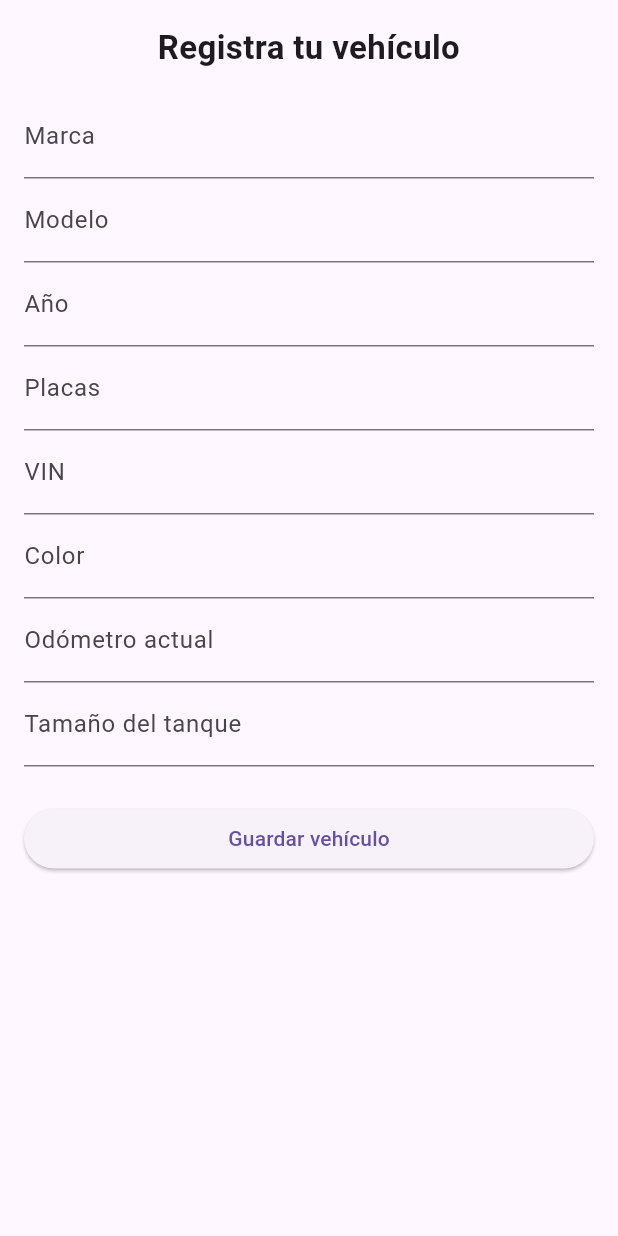
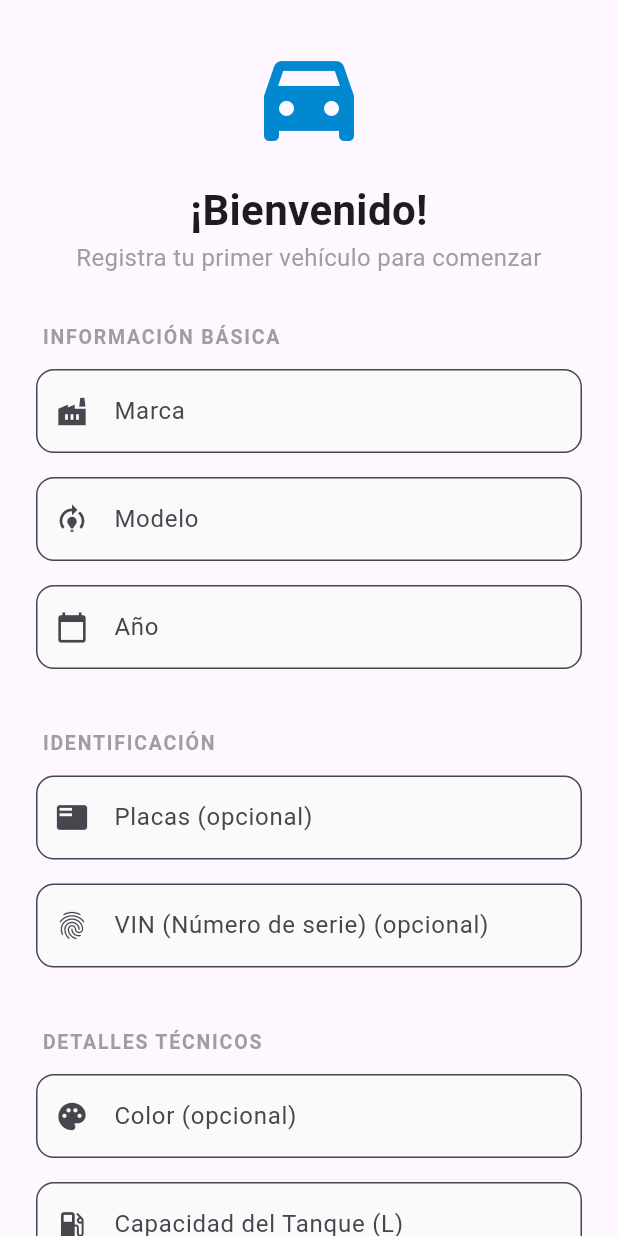
Before and after one commit to JosueEb/app_gestion_vehicular, a Flutter app: the screen it shows after launch, on a phone screen of 412 x 824 dp. Run offline on Flutter 3.47's test engine with Material 3 defaults, Android fonts, the phone set to English and light mode, and no system bars; our stand-ins replace shared_preferences, sqflite; accounts and stored records are empty.

Commit message:
nueva ui para registrar vehiculo y validación de kilometraje por fechas

```diff
--- a/lib/repositories/recarga_repository.dart
+++ b/lib/repositories/recarga_repository.dart
@@ -17,4 +17,9 @@ abstract class RecargaRepository {
   Future<void> eliminarRecarga(int idMovimiento);
 
   Future<Map<String, dynamic>?> obtenerRecargaPorId(int idMovimiento);
+
+  Future<Map<String, double?>> obtenerRangoOdometroPorFecha({
+    required int vehiculoId,
+    required DateTime fecha,
+  });
 }
--- a/lib/ui/vehiculos/add_vehiculo_page.dart
+++ b/lib/ui/vehiculos/add_vehiculo_page.dart
@@ -1,4 +1,5 @@
 import 'package:flutter/material.dart';
+import 'package:flutter/services.dart';
 import 'package:provider/provider.dart';
 
 import '../../models/vehiculo.dart';
@@ -17,15 +18,14 @@ class AddVehiculoPage extends StatefulWidget {
 class _AddVehiculoPageState extends State<AddVehiculoPage> {
   final _formKey = GlobalKey<FormState>();
 
+  // Controladores
   final _marca = TextEditingController();
   final _modelo = TextEditingController();
   final _anio = TextEditingController();
   final _placas = TextEditingController();
   final _vin = TextEditingController();
   final _color = TextEditingController();
-  final _odometroInicial = TextEditingController();
   final _tamanioTanque = TextEditingController();
-
 
   Future<void> _guardar() async {
     if (!_formKey.currentState!.validate()) return;
@@ -40,7 +40,7 @@ class _AddVehiculoPageState extends State<AddVehiculoPage> {
         placas: _placas.text,
         vin: _vin.text,
         color: _color.text,
-        odometroInicial: double.parse(_odometroInicial.text),
+        odometroInicial: 0.0, // 👈 Insertado en cero automáticamente
         tamanioTanque: int.parse(_tamanioTanque.text),
       ),
     );
@@ -65,91 +65,120 @@ class _AddVehiculoPageState extends State<AddVehiculoPage> {
     _placas.dispose();
     _vin.dispose();
     _color.dispose();
-    _odometroInicial.dispose();
     _tamanioTanque.dispose();
     super.dispose();
   }
 
   @override
   Widget build(BuildContext context) {
+    // Colores consistentes con tu app
+    const primaryColor = Color(0xFF0288D1);
+
     return Scaffold(
       appBar: widget.isFirst
           ? null
           : AppBar(
-              title: const Text('Agregar vehículo'),
-              backgroundColor: const Color.fromARGB(255, 196, 236, 255),
-              surfaceTintColor: Colors.transparent,
+              title: const Text('Nuevo Vehículo'),
+              centerTitle: true,
             ),
-
-      body: Padding(
-        padding: const EdgeInsets.all(16),
+      body: SafeArea(
         child: SingleChildScrollView(
+          padding: const EdgeInsets.all(24),
           child: Form(
             key: _formKey,
             child: Column(
               crossAxisAlignment: CrossAxisAlignment.stretch,
               children: [
+                if (widget.isFirst) ...[
+                  const Icon(Icons.directions_car_filled, size: 80, color: primaryColor),
+                  const SizedBox(height: 16),
                   const Text(
-                  'Registra tu vehículo',
-                  style: TextStyle(fontSize: 22, fontWeight: FontWeight.bold),
+                    '¡Bienvenido!',
+                    style: TextStyle(fontSize: 28, fontWeight: FontWeight.bold),
                     textAlign: TextAlign.center,
                   ),
-                const SizedBox(height: 16),
+                  const Text(
+                    'Registra tu primer vehículo para comenzar',
+                    style: TextStyle(fontSize: 16, color: Colors.grey),
+                    textAlign: TextAlign.center,
+                  ),
+                ],
+                const SizedBox(height: 32),
 
-                TextFormField(
+                // Sección: Información Básica
+                _buildSectionTitle('Información Básica'),
+                _buildField(
                   controller: _marca,
-                  decoration: const InputDecoration(labelText: 'Marca'),
-                  validator: (v) => v!.isEmpty ? 'Campo requerido' : null,
+                  label: 'Marca',
+                  icon: Icons.factory,
+                  hint: 'Ej: Toyota',
                 ),
-                TextFormField(
+                _buildField(
                   controller: _modelo,
-                  decoration: const InputDecoration(labelText: 'Modelo'),
-                  validator: (v) => v!.isEmpty ? 'Campo requerido' : null,
+                  label: 'Modelo',
+                  icon: Icons.model_training,
+                  hint: 'Ej: Corolla',
                 ),
-                TextFormField(
+                _buildField(
                   controller: _anio,
-                  decoration: const InputDecoration(labelText: 'Año'),
-                  keyboardType: TextInputType.number,
-                  validator: (v) => v!.isEmpty ? 'Campo requerido' : null,
-                ),
-                TextFormField(
-                  controller: _placas,
-                  decoration: const InputDecoration(labelText: 'Placas'),
-                  validator: (v) => v!.isEmpty ? 'Campo requerido' : null,
-                ),
-                TextFormField(
-                  controller: _vin,
-                  decoration: const InputDecoration(labelText: 'VIN'),
-                  validator: (v) => v!.isEmpty ? 'Campo requerido' : null,
-                ),
-                TextFormField(
-                  controller: _color,
-                  decoration: const InputDecoration(labelText: 'Color'),
-                  validator: (v) => v!.isEmpty ? 'Campo requerido' : null,
-                ),
-                TextFormField(
-                  controller: _odometroInicial,
-                  decoration: const InputDecoration(
-                    labelText: 'Odómetro actual',
-                  ),
-                  keyboardType: TextInputType.number,
-                  validator: (v) => v!.isEmpty ? 'Campo requerido' : null,
-                ),
-                TextFormField(
-                  controller: _tamanioTanque,
-                  decoration: const InputDecoration(
-                    labelText: 'Tamaño del tanque',
-                  ),
-                  keyboardType: TextInputType.number,
-                  validator: (v) => v!.isEmpty ? 'Campo requerido' : null,
+                  label: 'Año',
+                  icon: Icons.calendar_today,
+                  hint: '2024',
+                  isNumber: true,
                 ),
 
                 const SizedBox(height: 24),
 
+                // Sección: Identificación
+                _buildSectionTitle('Identificación'),
+                _buildField(
+                  controller: _placas,
+                  label: 'Placas (opcional)',
+                  icon: Icons.featured_play_list,
+                  hint: 'ABC-123',
+                ),
+                _buildField(
+                  controller: _vin,
+                  label: 'VIN (Número de serie) (opcional)',
+                  icon: Icons.fingerprint,
+                  hint: '17 dígitos',
+                ),
+
+                const SizedBox(height: 24),
+
+                // Sección: Detalles Técnicos
+                _buildSectionTitle('Detalles Técnicos'),
+                _buildField(
+                  controller: _color,
+                  label: 'Color (opcional)',
+                  icon: Icons.palette,
+                  hint: 'Blanco',
+                ),
+                _buildField(
+                  controller: _tamanioTanque,
+                  label: 'Capacidad del Tanque (L)',
+                  icon: Icons.local_gas_station,
+                  hint: '40',
+                  isNumber: true,
+                ),
+
+                const SizedBox(height: 40),
+
                 ElevatedButton(
                   onPressed: _guardar,
-                  child: const Text('Guardar vehículo'),
+                  style: ElevatedButton.styleFrom(
+                    backgroundColor: primaryColor,
+                    foregroundColor: Colors.white,
+                    padding: const EdgeInsets.symmetric(vertical: 16),
+                    shape: RoundedRectangleBorder(borderRadius: BorderRadius.circular(12)),
+                    elevation: 2,
                   ),
+                  child: const Text(
+                    'Finalizar Registro',
+                    style: TextStyle(fontSize: 18, fontWeight: FontWeight.bold),
+                  ),
+                ),
+                const SizedBox(height: 20),
               ],
             ),
           ),
@@ -157,4 +186,46 @@ class _AddVehiculoPageState extends State<AddVehiculoPage> {
       ),
     );
   }
+
+  Widget _buildSectionTitle(String title) {
+    return Padding(
+      padding: const EdgeInsets.only(bottom: 12, left: 4),
+      child: Text(
+        title.toUpperCase(),
+        style: const TextStyle(
+          fontSize: 13,
+          fontWeight: FontWeight.bold,
+          color: Colors.grey,
+          letterSpacing: 1.2,
+        ),
+      ),
+    );
   }
+
+  Widget _buildField({
+    required TextEditingController controller,
+    required String label,
+    required IconData icon,
+    String? hint,
+    bool isNumber = false,
+  }) {
+    return Padding(
+      padding: const EdgeInsets.only(bottom: 16),
+      child: TextFormField(
+        controller: controller,
+        keyboardType: isNumber ? TextInputType.number : TextInputType.text,
+        inputFormatters: isNumber ? [FilteringTextInputFormatter.digitsOnly] : null,
+        decoration: InputDecoration(
+          labelText: label,
+          hintText: hint,
+          prefixIcon: Icon(icon, size: 22),
+          border: OutlineInputBorder(borderRadius: BorderRadius.circular(12)),
+          filled: true,
+          fillColor: Colors.grey[50],
+          contentPadding: const EdgeInsets.symmetric(horizontal: 16, vertical: 16),
+        ),
+        validator: (v) => v!.trim().isEmpty ? 'Requerido' : null,
+      ),
+    );
+  }
+}
```
Also changed, not shown: lib/repositories/recarga_repository_impl.dart (+43 -0 lines), lib/ui/recargas/add_recarga_page.dart (+89 -14 lines), lib/ui/recargas/recarga_form_page.dart (+55 -66 lines), lib/viewmodels/recarga_viewmodel.dart (+36 -1 lines). Lines whose indentation alone changed are shown as unchanged.
